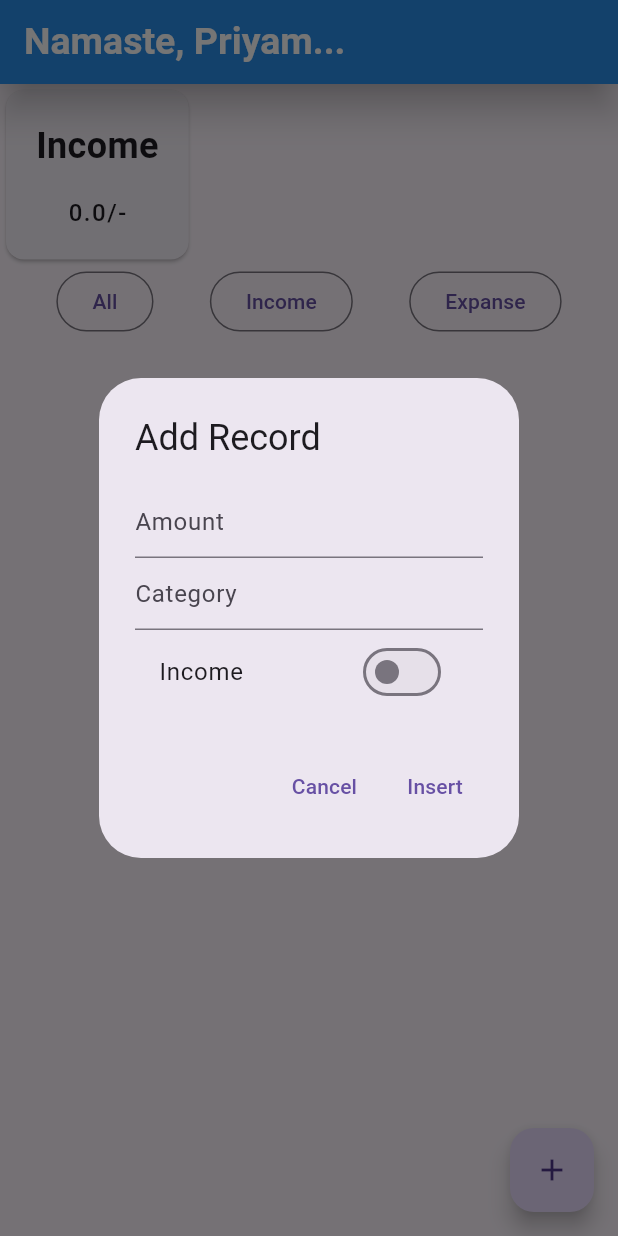
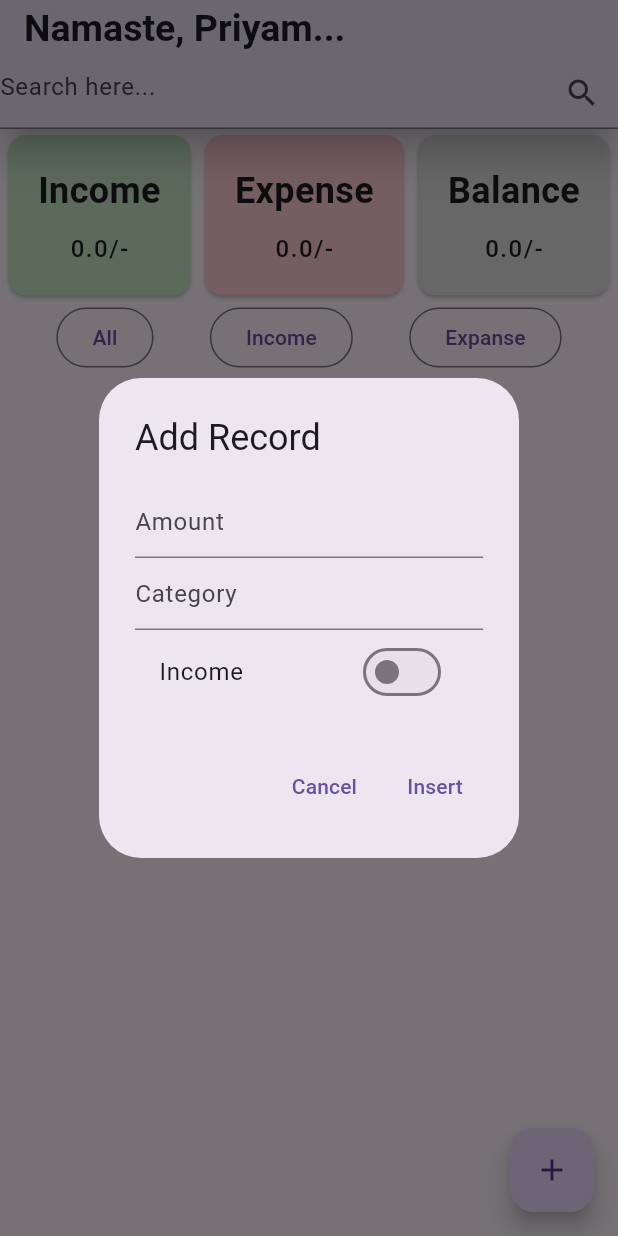
Before and after one commit to priyamtripathiii03/budget_tracker_app, a Flutter app: the screen it shows after launch, after a tap on the "add" icon, on a phone screen of 412 x 824 dp. Run offline on Flutter 3.47's test engine with Material 3 defaults, Android fonts, the light colour scheme and no system bars; our stand-ins replace get, sqflite; accounts and stored records are empty.

Commit message:
18-12-2024

```diff
--- a/lib/controller/home_controller.dart
+++ b/lib/controller/home_controller.dart
@@ -8,11 +8,12 @@ import 'package:get/get.dart';
 class HomeController extends GetxController {
   TextEditingController txtAmount = TextEditingController();
   TextEditingController txtCategory = TextEditingController();
+  TextEditingController txtSearch = TextEditingController();
 
   RxList<Budget> budgetList = <Budget>[].obs;
-  RxDouble income=0.0.obs;
-  RxDouble expens=0.0.obs;
-  RxDouble balance=0.0.obs;
+  RxDouble income = 0.0.obs;
+  RxDouble expense = 0.0.obs;
+  RxDouble balance = 0.0.obs;
   RxBool isIncome = false.obs;
 
   @override
@@ -46,6 +47,7 @@ class HomeController extends GetxController {
           (e) => Budget.fromMap(e),
         )
         .toList();
+    calculateBalance();
   }
 
   Future<void> updateData(int id, isIncome, double amount, category) async {
@@ -58,23 +60,32 @@ class HomeController extends GetxController {
 
   Future<void> filterCategory(int isIncome) async {
     List records = await DbHelper.dbHelper.filterCategory(isIncome);
-    budgetList.value = records.map((e) => Budget.fromMap(e),).toList();
+    budgetList.value = records
+        .map(
+          (e) => Budget.fromMap(e),
+        )
+        .toList();
   }
-  void calculate()
-  {
-    income.value=0.0;
-    balance.value=0.0;
-    expens.value=0.0;
-    for(var i in budgetList)
-      {
-        if(isIncome==1)
-          {
-            income.value+=i as double;
-          }
-        else{
-          expens.value+=i as double;
-        }
+
+  // todo filter by search
+  Future<void> filterBySearch(String search)
+  async {
+   List data = await DbHelper.dbHelper.filterBySearch(search);
+   budgetList.value = data.map((e) => Budget.fromMap(e),).toList();
+  }
+
+  void calculateBalance() {
+    income.value = 0.0;
+    balance.value = 0.0;
+    expense.value = 0.0;
+
+    for (var record in budgetList) {
+      if (record.isIncome == 1) {
+        income.value += record.amount!;
+      } else {
+        expense.value += record.amount!;
       }
-    balance.value=income.value+expens.value;
+    }
+    balance.value = income.value - expense.value;
   }
 }
--- a/lib/helper/db_helper.dart
+++ b/lib/helper/db_helper.dart
@@ -85,5 +85,12 @@ class DbHelper {
    List args = [isIncome];
    return await db!.rawQuery(query,args);
  }
+ Future<List<Map<String, Object?>>> filterBySearch(String search)
+ async {
+   Database? db = await database;
+   String query = "SELECT * FROM $_tableName WHERE category  LIKE '$search%'";
+   // List args = [search];
+   return await db!.rawQuery(query);
+ }
 
 }
--- a/lib/views/home_page_dart.dart
+++ b/lib/views/home_page_dart.dart
@@ -2,7 +2,6 @@ import 'package:budget_tracker_app/controller/home_controller.dart';
 import 'package:budget_tracker_app/views/components/insert_box.dart';
 import 'package:flutter/material.dart';
 import 'package:get/get.dart';
-
 
 var controller = Get.put(HomeController());
 
@@ -13,73 +12,171 @@ class HomePage extends StatelessWidget {
   Widget build(BuildContext context) {
     return Scaffold(
       appBar: AppBar(
-        backgroundColor: Colors.blue,
         elevation: 10,
         shadowColor: Colors.black,
         title: const Text(
           "Namaste, Priyam...",
           style: TextStyle(
-              color: Colors.white, fontWeight: FontWeight.bold,fontSize: 25),
+              fontWeight: FontWeight.bold, fontSize: 25),
         ),
+        bottom: PreferredSize(preferredSize: Size(double.infinity, 30), child: TextField(
+          onChanged: (value) {
+            controller.filterBySearch(value);
+          },
+          controller: controller.txtSearch,
+          decoration: InputDecoration(hintText: 'Search here...',suffixIcon: IconButton(onPressed: (){
+controller.filterBySearch(controller.txtSearch.text);
+          }, icon: Icon(Icons.search))),
+        ),),
       ),
       body: Column(
         mainAxisSize: MainAxisSize.min,
-
-
         children: [
           Row(
+            mainAxisAlignment: MainAxisAlignment.spaceEvenly,
             children: [
               Card(
+                color: Colors.green.shade100,
+                child: Padding(
+                  padding: EdgeInsets.all(20.0),
+                  child: Column(
+                    crossAxisAlignment: CrossAxisAlignment.center,
+                    mainAxisAlignment: MainAxisAlignment.center,
+                    children: [
+                      Text(
+                        'Income',
+                        style: TextStyle(
+                            fontWeight: FontWeight.bold, fontSize: 24),
+                      ),
+                      SizedBox(
+                        height: 10,
+                      ),
+                     Obx(() =>  Text(
+                       '${controller.income}/-',
+                       style: TextStyle(
+                           fontWeight: FontWeight.w500,
+                           fontSize: 16,
+                           letterSpacing: 1),
+                     ),),
+                    ],
+                  ),
+                ),
+              ),
+              Card(
+                color: Colors.red.shade100,
                 child: Padding(
                   padding: const EdgeInsets.all(20.0),
                   child: Column(
                     crossAxisAlignment: CrossAxisAlignment.center,
                     mainAxisAlignment: MainAxisAlignment.center,
                     children: [
-                      Text('Income',style: TextStyle(fontWeight: FontWeight.bold,fontSize: 24),),
-                      Divider(),
-                      Obx(() =>Text('${controller.income}/-',style: TextStyle(fontWeight: FontWeight.w500,fontSize: 16,letterSpacing: 1),)),
+                      Text(
+                        'Expense',
+                        style: TextStyle(
+                            fontWeight: FontWeight.bold, fontSize: 24),
+                      ),
+                      SizedBox(
+                        height: 10,
+                      ),
+                    Obx(() =>   Text(
+                      '${controller.expense}/-',
+                      style: TextStyle(
+                          fontWeight: FontWeight.w500,
+                          fontSize: 16,
+                          letterSpacing: 1),
+                    ),),
                     ],
                   ),
                 ),
-              )
+              ),
+              Card(
+                color: Colors.grey.shade300,
+                child: Padding(
+                  padding: const EdgeInsets.all(20.0),
+                  child: Column(
+                    crossAxisAlignment: CrossAxisAlignment.center,
+                    mainAxisAlignment: MainAxisAlignment.center,
+                    children: [
+                      Text(
+                        'Balance',
+                        style: TextStyle(
+                            fontWeight: FontWeight.bold, fontSize: 24),
+                      ),
+                      SizedBox(
+                        height: 10,
+                      ),
+                     Obx(() =>  Text(
+                       '${controller.balance}/-',
+                       style: TextStyle(
+                           fontWeight: FontWeight.w500,
+                           fontSize: 16,
+                           letterSpacing: 1),
+                     ),),
+                    ],
+                  ),
+                ),
+              ),
             ],
           ),
           Row(
             mainAxisAlignment: MainAxisAlignment.spaceEvenly,
             children: [
-              OutlinedButton(onPressed: (){
-                controller.fetchData();
-              }, child: Text('All',),),
-              OutlinedButton(onPressed: (){
-             controller.filterCategory(1);
-              }, child: Text('Income',)),
-              OutlinedButton(onPressed: (){
-             controller.filterCategory(0);
-              }, child: Text('Expanse',)),
+              OutlinedButton(
+                onPressed: () {
+                  controller.fetchData();
+                },
+                child: Text(
+                  'All',
+                ),
+              ),
+              OutlinedButton(
+                  onPressed: () {
+                    controller.filterCategory(1);
+                  },
+                  child: Text(
+                    'Income',
+                  )),
+              OutlinedButton(
+                  onPressed: () {
+                    controller.filterCategory(0);
+                  },
+                  child: Text(
+                    'Expanse',
+                  )),
             ],
           ),
-          SizedBox(height: 10,),
-
+          SizedBox(
+            height: 10,
+          ),
           Obx(
             () => Expanded(
               child: ListView.builder(
                 itemCount: controller.budgetList.length,
                 itemBuilder: (context, index) => Card(
-                  color: controller.budgetList[index].isIncome==1?Colors.green.shade100:Colors.red.shade100,
+                  color: controller.budgetList[index].isIncome == 1
+                      ? Colors.green.shade100
+                      : Colors.red.shade100,
                   child: ListTile(
                     leading: Text(controller.budgetList[index].id.toString()),
                     title: Text(controller.budgetList[index].amount.toString()),
-                    subtitle: Text("${controller.budgetList[index].category!} - ${controller.budgetList[index].date!}"),
+                    subtitle: Text(
+                        "${controller.budgetList[index].category!} - ${controller.budgetList[index].date!}"),
                     trailing: Row(
                       mainAxisSize: MainAxisSize.min,
                       children: [
-                        IconButton(onPressed: (){
-                          editBox(context, controller.budgetList[index]);
-                        }, icon: const Icon(Icons.edit),),
-                        IconButton(onPressed: (){
-                          controller.deleteData(controller.budgetList[index].id!);
-                        }, icon: const Icon(Icons.delete),),
+                        IconButton(
+                          onPressed: () {
+                            editBox(context, controller.budgetList[index]);
+                          },
+                          icon: const Icon(Icons.edit),
+                        ),
+                        IconButton(
+                          onPressed: () {
+                            controller
+                                .deleteData(controller.budgetList[index].id!);
+                          },
+                          icon: const Icon(Icons.delete),
+                        ),
                       ],
                     ),
                   ),
```
Also changed, not shown: Screenshot_20241218_115150.png (added).
